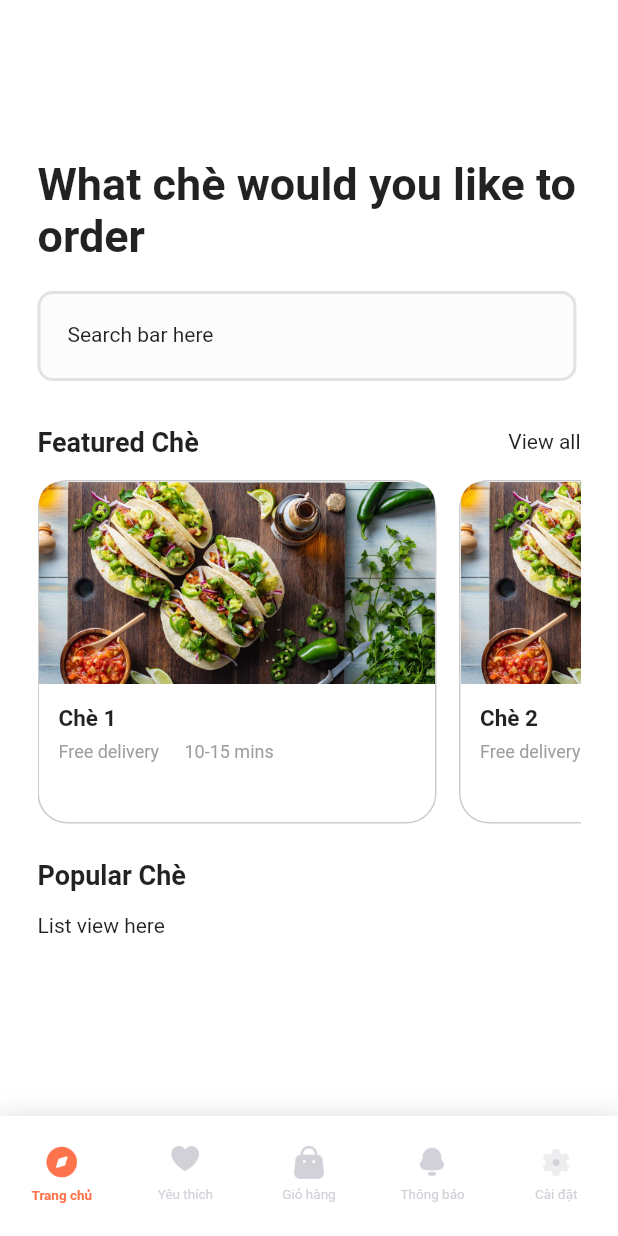
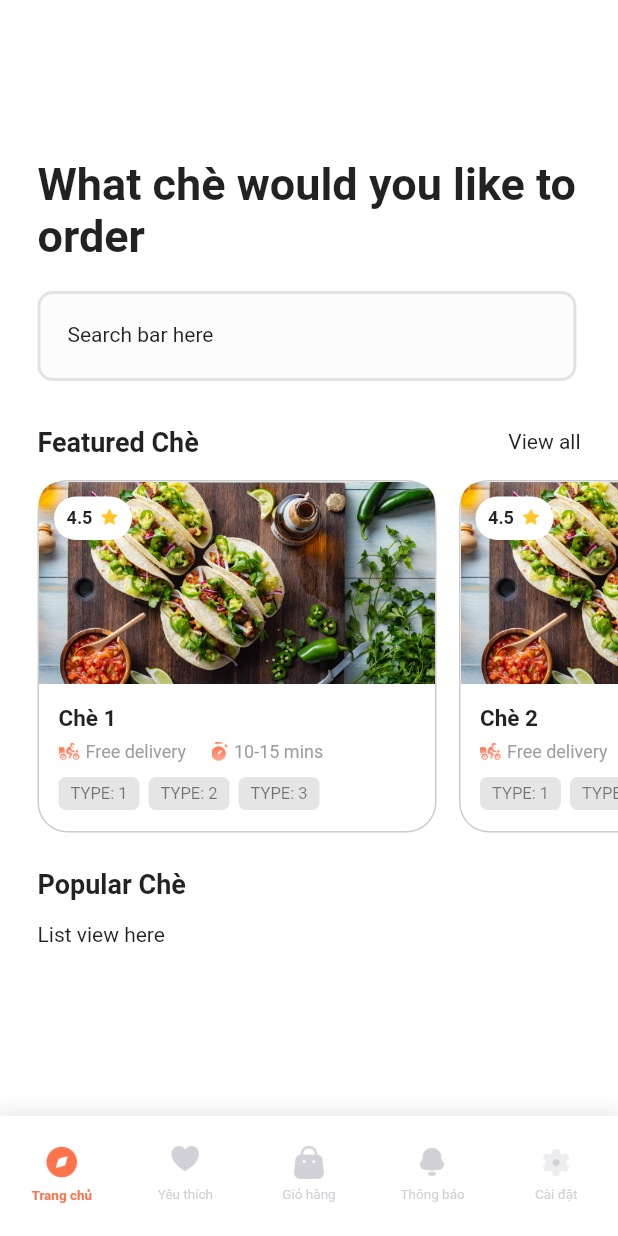
Before and after one commit to phongho63/momcookings, a Flutter app: the screen it shows after launch, on a phone screen of 412 x 824 dp. Run offline on Flutter 3.47's test engine with Material 2 defaults, Android fonts, the phone set to English and light mode, and no system bars; drawn by our look-alikes of modal_progress_hud_nsn; our stand-ins replace firebase_core, flutter_clean_architecture, geocoding, hexcolor, package_info_plus, shared_preferences; missing offline and left inert: month_year_picker; accounts and stored records are empty; Roboto replaces fonts that are missing (Poppins).

Commit message:
30% UI for homepage

```diff
--- a/lib/app/assets/icon_assets.dart
+++ b/lib/app/assets/icon_assets.dart
@@ -5,4 +5,8 @@ class IconAssets {
   static const String icErrorServer = 'assets/icons/ic_error_server.png';
   static const String icAcceptByRequester = 'assets/icons/ic_accept_by_requester.png';
   static const String icFoodLogo = 'assets/icons/ic_food_logo.png';
+  static const String icDeliveryGuy = 'assets/icons/ic_delivery_guy.png';
+  static const String icEstimateClock = 'assets/icons/ic_estimate_clock.png';
+  static const String icRatingStar = 'assets/icons/ic_rating_star.png';
+  static const String icSaveFavorite = 'assets/icons/ic_save_favorite.png';
 }
--- a/lib/app/pages/home/home_page/home_page_view.dart
+++ b/lib/app/pages/home/home_page/home_page_view.dart
@@ -1,6 +1,7 @@
 import 'package:flutter/material.dart';
 import 'package:flutter_clean_architecture/flutter_clean_architecture.dart';
 import 'package:hexcolor/hexcolor.dart';
+import 'package:personal_project/app/assets/icon_assets.dart';
 
 import '../../../../common/base_controller.dart';
 import '../../../../common/base_state_view.dart';
@@ -46,13 +47,13 @@ class _HomePageView extends BaseStateView<HomePageView, HomePageController> {
           scrollDirection: Axis.vertical,
           child: SizedBox(
             height: MediaQuery.of(context).size.height,
-            child: Padding(
-              padding: const EdgeInsets.symmetric(horizontal: 25),
             child: Column(
               crossAxisAlignment: CrossAxisAlignment.start,
               children: [
                 const SizedBox(height: 105),
-                  const Text(
+                const Padding(
+                  padding: EdgeInsets.symmetric(horizontal: 25),
+                  child: Text(
                     "What chè would you like to order",
                     style: TextStyle(
                       fontFamily: 'Roboto',
@@ -60,12 +61,15 @@ class _HomePageView extends BaseStateView<HomePageView, HomePageController> {
                       fontSize: 30,
                     ),
                   ),
+                ),
                 const SizedBox(height: 19),
-                  _searchBar(),
-                  // const SizedBox(height: 30),
-                  // const Text("List view here"),
+                Padding(
+                    padding: const EdgeInsets.symmetric(horizontal: 25),
+                    child: _searchBar()),
                 const SizedBox(height: 30),
-                  Row(
+                Padding(
+                  padding: const EdgeInsets.symmetric(horizontal: 25),
+                  child: Row(
                     mainAxisAlignment: MainAxisAlignment.spaceBetween,
                     children: const [
                       Text(
@@ -78,9 +82,10 @@ class _HomePageView extends BaseStateView<HomePageView, HomePageController> {
                       Text("View all")
                     ],
                   ),
+                ),
                 const SizedBox(height: 15),
                 SizedBox(
-                    height: 229,
+                  height: 235,
                   child: ListView.separated(
                     scrollDirection: Axis.horizontal,
                     itemCount: 4,
@@ -93,17 +98,21 @@ class _HomePageView extends BaseStateView<HomePageView, HomePageController> {
                   ),
                 ),
                 const SizedBox(height: 24),
-                  const Text(
+                const Padding(
+                  padding: EdgeInsets.symmetric(horizontal: 25),
+                  child: Text(
                     "Popular Chè",
                     style: TextStyle(
                         fontFamily: 'Roboto',
                         fontSize: 18,
                         fontWeight: FontWeight.w600),
                   ),
+                ),
                 const SizedBox(height: 15),
-                  const Text("List view here")
+                const Padding(
+                    padding: EdgeInsets.symmetric(horizontal: 25),
+                    child: const Text("List view here"))
               ],
-              ),
             ),
           ),
         ),
@@ -131,13 +140,58 @@ class _HomePageView extends BaseStateView<HomePageView, HomePageController> {
     return Container(
         width: 266,
         height: 229,
+        margin: (index == 0) ? const EdgeInsets.only(left: 25) : null,
         decoration: BoxDecoration(
             borderRadius: BorderRadius.circular(20),
             border: Border.all(color: Colors.black.withOpacity(0.2), width: 1)),
         child: Column(crossAxisAlignment: CrossAxisAlignment.start, children: [
           SizedBox(
             height: 135,
-            child: Image.asset(ImageAssets.imgFoodSample),
+            child: Stack(
+              children: [
+                Image.asset(ImageAssets.imgFoodSample),
+                Padding(
+                  padding: const EdgeInsets.all(10.0),
+                  child: Row(
+                    mainAxisAlignment: MainAxisAlignment.spaceBetween,
+                    children: [
+                      Container(
+                        height: 29,
+                        width: 52,
+                        decoration: BoxDecoration(
+                            color: Colors.white,
+                            borderRadius: BorderRadius.circular(100)),
+                        child: Center(
+                          child: RichText(
+                            text: TextSpan(
+                              style: DefaultTextStyle.of(context).style,
+                              children: [
+                                const TextSpan(
+                                    text: '4.5',
+                                    style: TextStyle(
+                                        fontFamily: 'Roboto',
+                                        fontSize: 12,
+                                        fontWeight: FontWeight.w600)),
+                                WidgetSpan(
+                                    child: Container(
+                                        height: 14,
+                                        width: 15,
+                                        padding:
+                                            const EdgeInsets.only(bottom: 3),
+                                        margin: const EdgeInsets.only(left: 3),
+                                        child: Image.asset(
+                                            IconAssets.icRatingStar))),
+                              ],
+                            ),
+                          ),
+                        ),
+                      ),
+                      // Image.asset(IconAssets.icSaveFavorite)
+                    ],
+                  ),
+                )
+              ],
+            ),
           ),
           Padding(
             padding: const EdgeInsets.symmetric(horizontal: 13, vertical: 14),
@@ -153,25 +207,72 @@ class _HomePageView extends BaseStateView<HomePageView, HomePageController> {
                 ),
                 const SizedBox(height: 6),
                 Row(
-                  children: const [
-                    Text("Free delivery",
+                  children: [
+                    SizedBox(
+                      width: 14,
+                      height: 12,
+                      child: Image.asset(IconAssets.icDeliveryGuy),
+                    ),
+                    const SizedBox(width: 4),
+                    const Text("Free delivery",
                         style: TextStyle(
                             fontFamily: 'Roboto',
                             fontSize: 12,
                             fontWeight: FontWeight.w400,
                             color: Colors.grey)),
-                    SizedBox(width: 17),
-                    Text("10-15 mins",
+                    const SizedBox(width: 17),
+                    SizedBox(
+                      width: 11,
+                      height: 13,
+                      child: Image.asset(IconAssets.icEstimateClock),
+                    ),
+                    const SizedBox(width: 4),
+                    const Text("10-15 mins",
                         style: TextStyle(
                             fontFamily: 'Roboto',
                             fontSize: 12,
                             fontWeight: FontWeight.w400,
-                            color: Colors.grey))
+                            color: Colors.grey)),
                   ],
+                ),
+                const SizedBox(height: 10),
+                SizedBox(
+                  width: 226,
+                  height: 22,
+                  child: ListView.separated(
+                    physics: const NeverScrollableScrollPhysics(),
+                    itemCount: 3,
+                    scrollDirection: Axis.horizontal,
+                    itemBuilder: (context, index) {
+                      return _tagItems(index);
+                    },
+                    separatorBuilder: (context, index) {
+                      return const SizedBox(width: 6);
+                    },
+                  ),
                 )
               ],
             ),
           ),
         ]));
   }
+
+  Widget _tagItems(int index) {
+    return Container(
+      width: 54,
+      height: 22,
+      decoration: BoxDecoration(
+          color: Colors.black.withOpacity(0.1),
+          borderRadius: BorderRadius.circular(5)),
+      padding: const EdgeInsets.symmetric(horizontal: 4, vertical: 4),
+      child: Center(
+        child: Text("Type: ${index + 1}".toUpperCase(),
+            style: TextStyle(
+                fontFamily: "Roboto",
+                fontSize: 11,
+                fontWeight: FontWeight.w400,
+                color: Colors.black.withOpacity(0.5))),
+      ),
+    );
   }
+}
```
Also changed, not shown: assets/icons/ic_delivery_guy.png (added), assets/icons/ic_estimate_clock.png (added), assets/icons/ic_rating_star.png, assets/icons/ic_save_favorite.png (added). Lines whose indentation alone changed are shown as unchanged.
